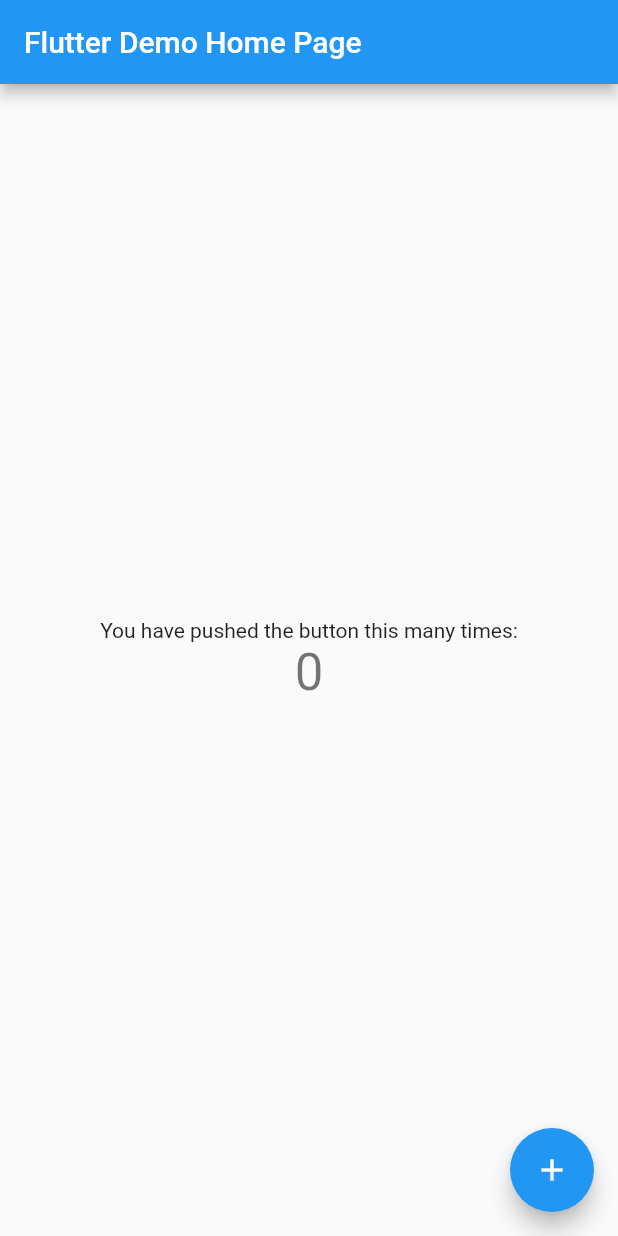
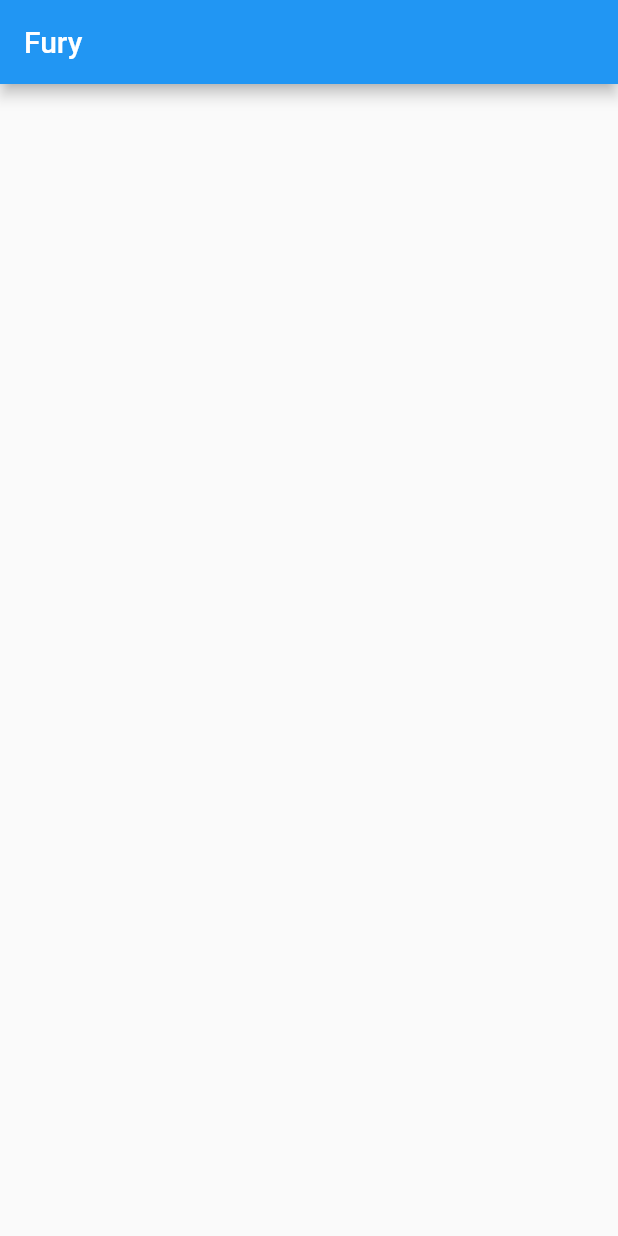
Before and after one commit to mohamedabozeid2/Movies_Application2, a Flutter app: the screen it shows after launch, on a phone screen of 412 x 824 dp. Run offline on Flutter 3.47's test engine with Material 2 defaults, Android fonts, the phone set to English and light mode, and no system bars; our stand-ins replace get.

Commit message:
initial commit

```diff
--- /dev/null
+++ b/lib/Modules/HomeScreen/HomeScreen.dart
@@ -0,0 +1,19 @@
+import 'package:flutter/material.dart';
+
+class HomeScreen extends StatelessWidget {
+  const HomeScreen({Key? key}) : super(key: key);
+
+  @override
+  Widget build(BuildContext context) {
+    return Scaffold(
+      appBar: AppBar(
+        title: Text('Fury'),
+      ),
+      body: Column(
+        children: [
+
+        ],
+      ),
+    );
+  }
+}
--- a/lib/main.dart
+++ b/lib/main.dart
@@ -1,115 +1,21 @@
 import 'package:flutter/material.dart';
+import 'package:get/get.dart';
+import 'package:movies/Modules/HomeScreen/HomeScreen.dart';
 
 void main() {
-  runApp(const MyApp());
+  runApp(MyApp());
 }
 
 class MyApp extends StatelessWidget {
-  const MyApp({Key? key}) : super(key: key);
-
-  // This widget is the root of your application.
   @override
   Widget build(BuildContext context) {
-    return MaterialApp(
-      title: 'Movies Application',
+    return GetMaterialApp(
+      debugShowCheckedModeBanner: false,
+      title: 'Fury',
       theme: ThemeData(
-        // This is the theme of your application.
-        //
-        // Try running your application with "flutter run". You'll see the
-        // application has a blue toolbar. Then, without quitting the app, try
-        // changing the primarySwatch below to Colors.green and then invoke
-        // "hot reload" (press "r" in the console where you ran "flutter run",
-        // or simply save your changes to "hot reload" in a Flutter IDE).
-        // Notice that the counter didn't reset back to zero; the application
-        // is not restarted.
         primarySwatch: Colors.blue,
       ),
-      home: const MyHomePage(title: 'Flutter Demo Home Page'),
+      home: HomeScreen(),
     );
   }
 }
-
-class MyHomePage extends StatefulWidget {
-  const MyHomePage({Key? key, required this.title}) : super(key: key);
-
-  // This widget is the home page of your application. It is stateful, meaning
-  // that it has a State object (defined below) that contains fields that affect
-  // how it looks.
-
-  // This class is the configuration for the state. It holds the values (in this
-  // case the title) provided by the parent (in this case the App widget) and
-  // used by the build method of the State. Fields in a Widget subclass are
-  // always marked "final".
-
-  final String title;
-
-  @override
-  State<MyHomePage> createState() => _MyHomePageState();
-}
-
-class _MyHomePageState extends State<MyHomePage> {
-  int _counter = 0;
-
-  void _incrementCounter() {
-    setState(() {
-      // This call to setState tells the Flutter framework that something has
-      // changed in this State, which causes it to rerun the build method below
-      // so that the display can reflect the updated values. If we changed
-      // _counter without calling setState(), then the build method would not be
-      // called again, and so nothing would appear to happen.
-      _counter++;
-    });
-  }
-
-  @override
-  Widget build(BuildContext context) {
-    // This method is rerun every time setState is called, for instance as done
-    // by the _incrementCounter method above.
-    //
-    // The Flutter framework has been optimized to make rerunning build methods
-    // fast, so that you can just rebuild anything that needs updating rather
-    // than having to individually change instances of widgets.
-    return Scaffold(
-      appBar: AppBar(
-        // Here we take the value from the MyHomePage object that was created by
-        // the App.build method, and use it to set our appbar title.
-        title: Text(widget.title),
-      ),
-      body: Center(
-        // Center is a layout widget. It takes a single child and positions it
-        // in the middle of the parent.
-        child: Column(
-          // Column is also a layout widget. It takes a list of children and
-          // arranges them vertically. By default, it sizes itself to fit its
-          // children horizontally, and tries to be as tall as its parent.
-          //
-          // Invoke "debug painting" (press "p" in the console, choose the
-          // "Toggle Debug Paint" action from the Flutter Inspector in Android
-          // Studio, or the "Toggle Debug Paint" command in Visual Studio Code)
-          // to see the wireframe for each widget.
-          //
-          // Column has various properties to control how it sizes itself and
-          // how it positions its children. Here we use mainAxisAlignment to
-          // center the children vertically; the main axis here is the vertical
-          // axis because Columns are vertical (the cross axis would be
-          // horizontal).
-          mainAxisAlignment: MainAxisAlignment.center,
-          children: <Widget>[
-            const Text(
-              'You have pushed the button this many times:',
-            ),
-            Text(
-              '$_counter',
-              style: Theme.of(context).textTheme.headline4,
-            ),
-          ],
-        ),
-      ),
-      floatingActionButton: FloatingActionButton(
-        onPressed: _incrementCounter,
-        tooltip: 'Increment',
-        child: const Icon(Icons.add),
-      ), // This trailing comma makes auto-formatting nicer for build methods.
-    );
-  }
-}
```
Also changed, not shown: pubspec.yaml (+8 -0 lines), pubspec.lock.
